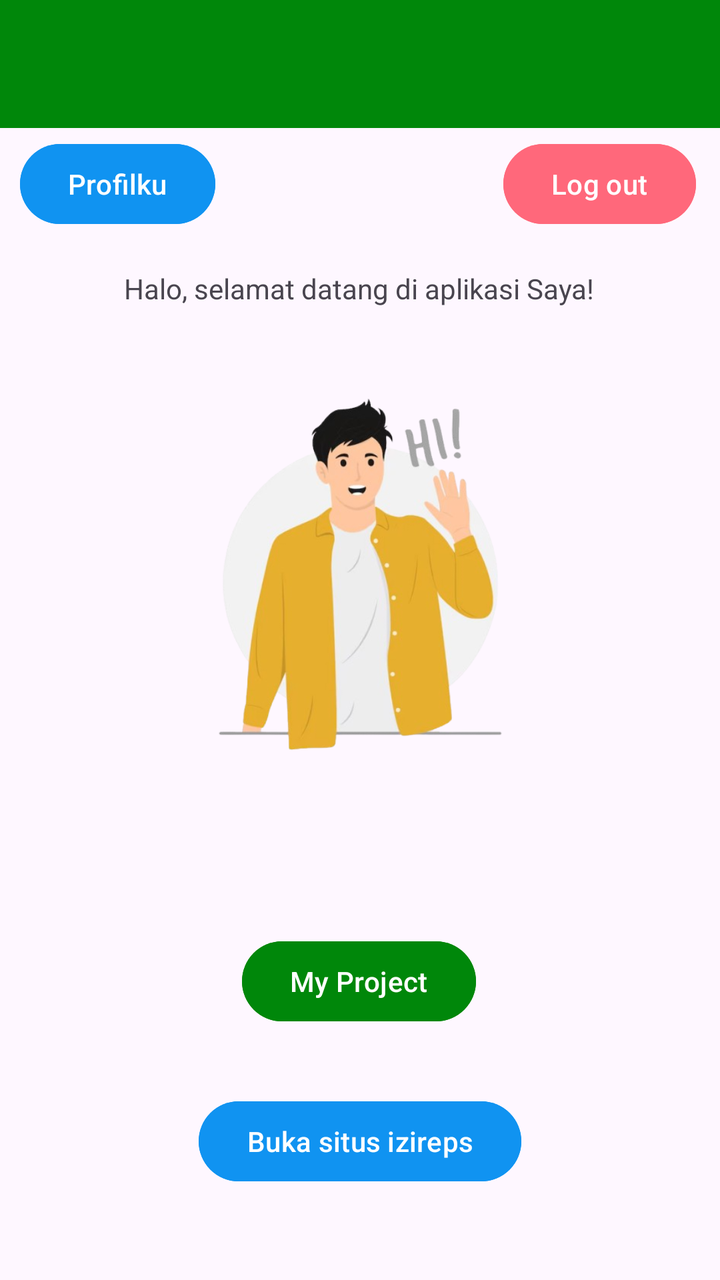
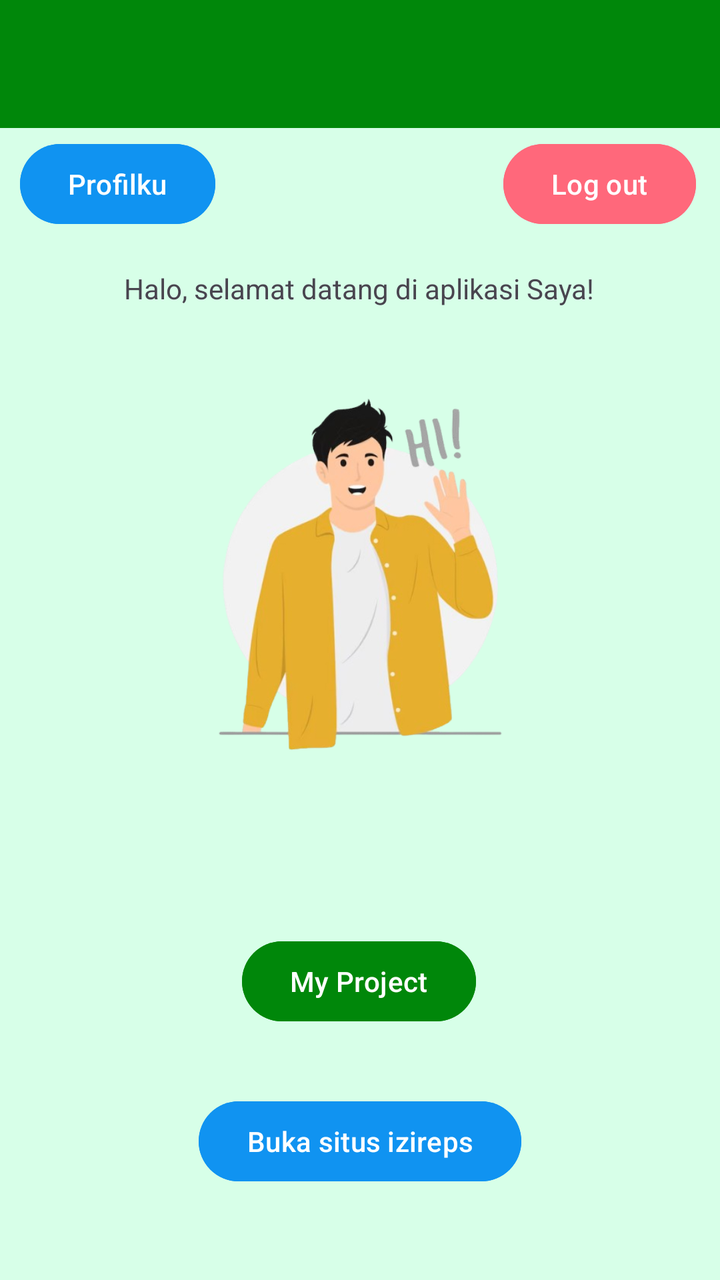

Compare the two renders of this Android layout. The source of the first and the diff that turns it into the second are given below.
<!-- AndroidManifest.xml: application theme Theme.Mrstango -->
<!-- res/layout/fragment_home.xml -->
<?xml version="1.0" encoding="utf-8"?>
<androidx.constraintlayout.widget.ConstraintLayout xmlns:android="http://schemas.android.com/apk/res/android"
    xmlns:tools="http://schemas.android.com/tools"
    android:layout_width="match_parent"
    android:layout_height="match_parent"
    xmlns:app="http://schemas.android.com/apk/res-auto"
    tools:context=".Home.HomeFragment">

    <androidx.appcompat.widget.Toolbar
        android:id="@+id/toolbar"
        android:layout_width="match_parent"
        android:layout_height="?attr/actionBarSize"
        android:background="?attr/colorPrimary"
        android:backgroundTint="@color/dark_green"
        app:layout_constraintEnd_toEndOf="parent"
        app:layout_constraintStart_toStartOf="parent"
        app:layout_constraintTop_toTopOf="parent"
        app:subtitleTextColor="@android:color/white"
        app:titleTextColor="@android:color/white"
        app:layout_scrollFlags="enterAlways|scroll"/>

    <TextView
        android:id="@+id/textView"
        android:layout_width="wrap_content"
        android:layout_height="wrap_content"
        android:text="Halo, selamat datang di aplikasi Saya!"
        app:layout_constraintBottom_toBottomOf="parent"
        app:layout_constraintEnd_toEndOf="parent"
        app:layout_constraintHorizontal_bias="0.497"
        app:layout_constraintStart_toStartOf="parent"
        app:layout_constraintTop_toTopOf="parent"
        app:layout_constraintVertical_bias="0.217" />

    <Button
        android:id="@+id/btnMyProject"
        android:layout_width="wrap_content"
        android:layout_height="wrap_content"
        android:layout_marginTop="84dp"
        android:backgroundTint="#00870A"
        android:text="My Project"
        app:layout_constraintEnd_toEndOf="parent"
        app:layout_constraintHorizontal_bias="0.498"
        app:layout_constraintStart_toStartOf="parent"
        app:layout_constraintTop_toBottomOf="@+id/imageView" />

    <ImageView
        android:id="@+id/imageView"
        android:layout_width="191dp"
        android:layout_height="197dp"
        android:layout_marginTop="32dp"
        app:layout_constraintEnd_toEndOf="parent"
        app:layout_constraintStart_toStartOf="parent"
        app:layout_constraintTop_toBottomOf="@+id/textView"
        app:srcCompat="@drawable/hai" />

    <Button
        android:id="@+id/btnToWebView"
        android:layout_width="wrap_content"
        android:layout_height="wrap_content"
        android:layout_marginTop="32dp"
        android:backgroundTint="@color/blue_100"
        android:text="Buka situs izireps"
        app:layout_constraintEnd_toEndOf="parent"
        app:layout_constraintStart_toStartOf="parent"
        app:layout_constraintTop_toBottomOf="@+id/btnMyProject" />

    <Button
        android:id="@+id/btnLogout"
        android:layout_width="wrap_content"
        android:layout_height="wrap_content"
        android:layout_marginTop="4dp"
        android:backgroundTint="@color/light_red"
        android:text="Log out"
        app:layout_constraintEnd_toEndOf="parent"
        app:layout_constraintHorizontal_bias="0.955"
        app:layout_constraintStart_toStartOf="parent"
        app:layout_constraintTop_toBottomOf="@+id/toolbar" />

    <Button
        android:id="@+id/btnProfile"
        android:layout_width="wrap_content"
        android:layout_height="wrap_content"
        android:layout_marginTop="4dp"
        android:backgroundTint="@color/blue_100"
        android:text="Profilku"
        app:layout_constraintEnd_toEndOf="parent"
        app:layout_constraintHorizontal_bias="0.038"
        app:layout_constraintStart_toStartOf="parent"
        app:layout_constraintTop_toBottomOf="@+id/toolbar" />

</androidx.constraintlayout.widget.ConstraintLayout>
<!-- resources referenced by this layout -->
<resources>
  <color name="blue_100">#1093f1</color>
  <color name="dark_green">#00870A</color>
  <color name="light_red">#FF687B</color>
  <!-- drawable hai: png bitmap (drawable, 138639 bytes) -->
  <style name="Theme.Mrstango" parent="Base.Theme.Mrstango" />
  <style name="Base.Theme.Mrstango" parent="Theme.Material3.DayNight.NoActionBar">
          
          
      </style>
</resources>

<!-- the commit's change to res/layout/fragment_home.xml (unified diff, before → after) -->
@@ -3,6 +3,7 @@
     xmlns:tools="http://schemas.android.com/tools"
     android:layout_width="match_parent"
     android:layout_height="match_parent"
+    android:background="@color/light_green"
     xmlns:app="http://schemas.android.com/apk/res-auto"
     tools:context=".Home.HomeFragment">
 
<!-- resource entries referenced after the edit -->
@@ -2,6 +2,7 @@
 <resources>
   <color name="blue_100">#1093f1</color>
   <color name="dark_green">#00870A</color>
+  <color name="light_green">#D7FFE8</color>
   <color name="light_red">#FF687B</color>
   <!-- drawable hai: png bitmap (drawable, 138639 bytes) -->
   <style name="Theme.Mrstango" parent="Base.Theme.Mrstango" />
